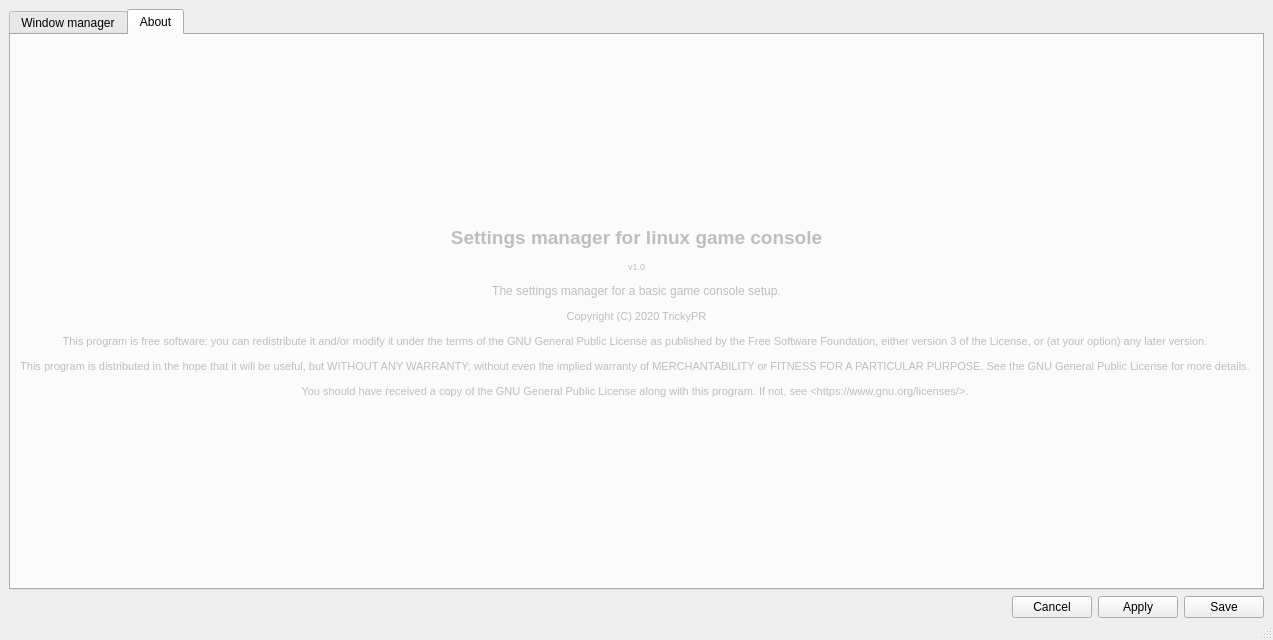
First picture: the form in UI/SettingsManager/mainwindow.ui, repository trickypr/linux-game-console, before the edit.
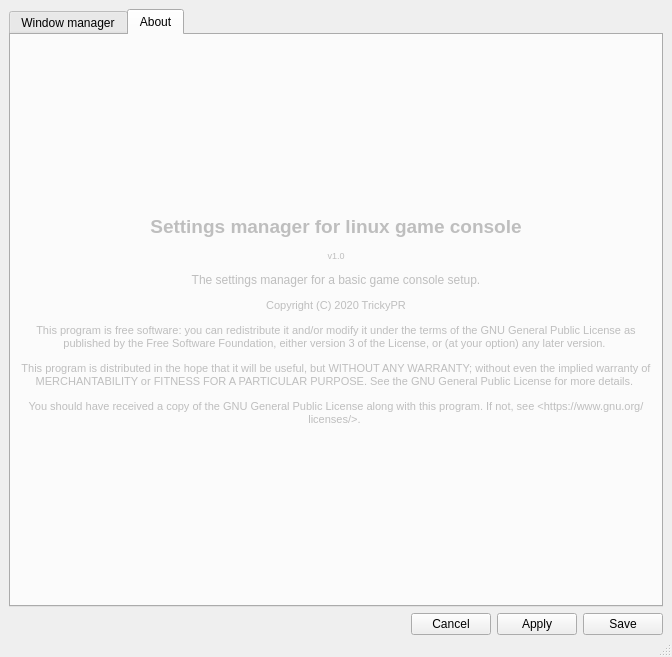
Second picture: the form after the edit. The open tabs and pages were chosen to show the change.

Commit message: Settings: Fix about layout

Patch:
```diff
--- a/UI/SettingsManager/mainwindow.ui
+++ b/UI/SettingsManager/mainwindow.ui
@@ -6,8 +6,8 @@
    <rect>
     <x>0</x>
     <y>0</y>
-    <width>617</width>
-    <height>640</height>
+    <width>672</width>
+    <height>657</height>
    </rect>
   </property>
   <property name="windowTitle">
@@ -205,6 +205,9 @@
             <property name="alignment">
              <set>Qt::AlignCenter</set>
             </property>
+            <property name="wordWrap">
+             <bool>true</bool>
+            </property>
            </widget>
           </item>
          </layout>
```
Left out of the diff: 4 changed lines with no effect on the pictures.
